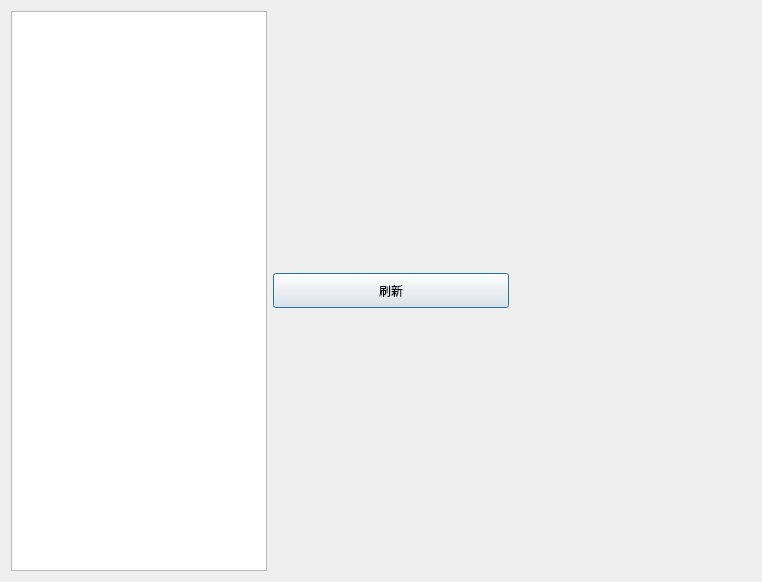
The window that ui_page/page_two.ui (fengyec2/StudentGradeTracker) describes before a commit, drawn with Qt 5.
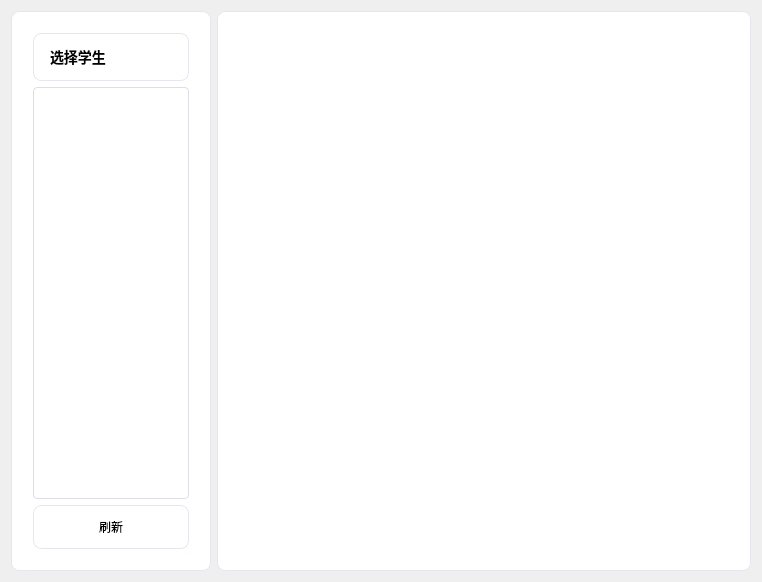
The same window after the commit. Custom widgets are drawn as their Qt base class.

Commit message: Refactor page_two UI to enhance layout structure, improve styling, and add functionality for student selection

What changed in the file:
```diff
--- a/ui_page/page_two.ui
+++ b/ui_page/page_two.ui
@@ -15,19 +15,62 @@
   </property>
   <layout class="QHBoxLayout" name="horizontalLayout">
    <item>
-    <widget class="QListView" name="listView">
+    <widget class="QFrame" name="leftFrame">
      <property name="sizePolicy">
-      <sizepolicy hsizetype="Minimum" vsizetype="Expanding">
+      <sizepolicy hsizetype="Maximum" vsizetype="Preferred">
        <horstretch>0</horstretch>
        <verstretch>0</verstretch>
       </sizepolicy>
      </property>
      <property name="maximumSize">
       <size>
-       <width>16777215</width>
+       <width>200</width>
        <height>16777215</height>
       </size>
      </property>
+     <property name="styleSheet">
+      <string notr="true">
+        background-color: white;
+        border-radius: 8px;
+        padding: 12px;
+        border: 1px solid #e4e7ed;
+      </string>
+     </property>
+     <layout class="QVBoxLayout" name="leftContentLayout">
+      <item>
+       <widget class="QLabel" name="labelTitle">
+        <property name="styleSheet">
+         <string notr="true">font-weight: bold; font-size: 14px;</string>
+        </property>
+        <property name="text">
+         <string>选择学生</string>
+        </property>
+       </widget>
+      </item>
+      <item>
+       <widget class="QListView" name="listView">
+        <property name="styleSheet">
+         <string notr="true">
+           QListView {
+             border: 1px solid #dcdfe6;
+             border-radius: 4px;
+             padding: 4px;
+             background-color: #ffffff;
+           }
+           QListView::item {
+             padding: 8px 12px;
+             border-bottom: 1px solid #ebeef5;
+           }
+           QListView::item:hover {
+             background-color: #f5f7fa;
+           }
+           QListView::item:selected {
+             background-color: #ecf5ff;
+             color: #409eff;
+             border-left: 3px solid #409eff;
+           }
+         </string>
+        </property>
     </widget>
    </item>
    <item>
@@ -57,9 +100,24 @@
      </property>
     </widget>
    </item>
+     </layout>
+    </widget>
+   </item>
    <item>
-    <widget class="QWidget" name="chartWidget">
+    <widget class="QFrame" name="chartWidget">
+     <property name="styleSheet">
+      <string notr="true">
+        background-color: white;
+        border-radius: 8px;
+        padding: 16px;
+        border: 1px solid #e4e7ed;
+      </string>
+     </property>
+     <layout class="QVBoxLayout" name="chartLayout_2">
+      <item>
         <layout class="QVBoxLayout" name="chartLayout"/>
+      </item>
+     </layout>
     </widget>
    </item>
   </layout>
```
Lines whose indentation alone changed are shown as unchanged. The commit also changes 1 other file.
